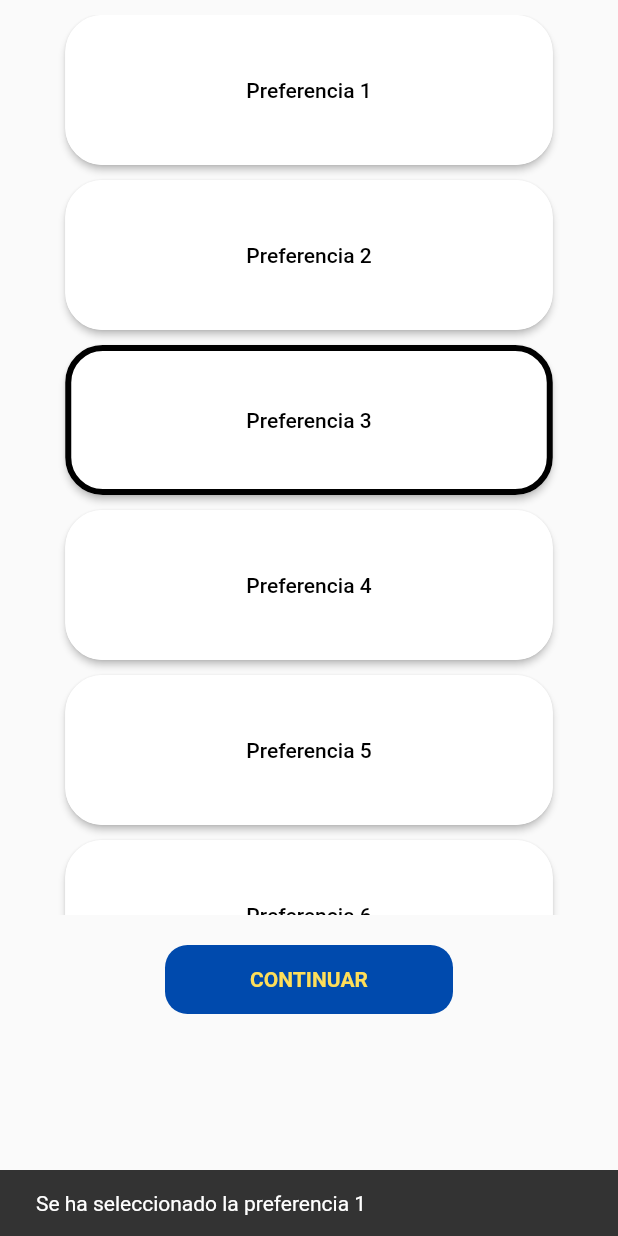
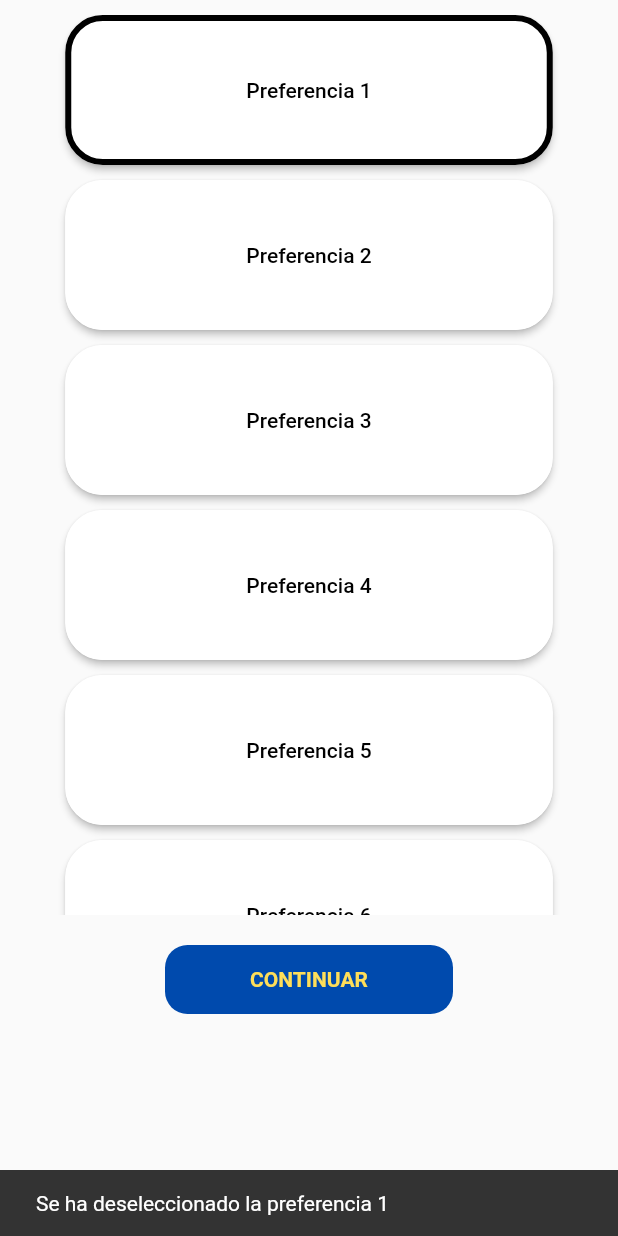
Before and after one commit to ISPP-G8/FindMyFun, a Flutter app: the PreferencesColumn widget shown alone on an empty page, opened directly, after a tap on an icon or button, on a phone screen of 412 x 824 dp. Run offline on Flutter 3.47's test engine with Material 2 defaults, Android fonts, the phone set to English and light mode, and no system bars; our stand-ins replace firebase_auth, firebase_core; accounts and stored records are empty; network calls fail.

Commit message:
feat: Continuar con preferencias

```diff
--- a/lib/models/event.dart
+++ b/lib/models/event.dart
@@ -18,7 +18,7 @@ class Event {
     required this.image,
     required this.name,
     required this.startDate,
-    required this.tags,
+    //required this.tags,
   });
 
   String id;
@@ -30,7 +30,7 @@ class Event {
   String image;
   String name;
   DateTime startDate;
-  List<Preferences> tags;
+  //List<Preferences> tags;
 
   factory Event.fromRawJson(String str) => Event.fromJson(json.decode(str));
 
@@ -46,12 +46,12 @@ class Event {
         image: json["image"],
         name: json["name"],
         startDate: DateTime.parse(json["startDate"]),
-        tags: List<Preferences>.from(json["tags"].map((x) {
+        /*tags: List<Preferences>.from(json["tags"].map((x) {
           List<String> preferences =
               Preferences.values.map((e) => e.toString()).toList();
           int index = preferences.indexOf('Preferences.$x');
           return Preferences.values.elementAt(index);
-        })),
+        })),*/
       );
 
   Map<String, dynamic> toJson() => {
@@ -64,6 +64,6 @@ class Event {
         "image": image,
         "name": name,
         "startDate": startDate.toIso8601String(),
-        "tags": List<Preferences>.from(tags.map((x) => x)),
+        //"tags": List<Preferences>.from(tags.map((x) => x)),
       };
 }
--- a/lib/services/services.dart
+++ b/lib/services/services.dart
@@ -3,3 +3,4 @@ export 'package:findmyfun/services/auth_service.dart';
 export 'package:findmyfun/services/events_service.dart';
 export 'package:findmyfun/services/page_view_service.dart';
 export 'package:findmyfun/services/users_service.dart';
+export 'package:findmyfun/services/preferences_service.dart';
--- a/lib/views/home/preferences/preferences_view.dart
+++ b/lib/views/home/preferences/preferences_view.dart
@@ -1,4 +1,5 @@
 import 'package:findmyfun/services/page_view_service.dart';
+import 'package:findmyfun/services/preferences_service.dart';
 import 'package:findmyfun/themes/themes.dart';
 import 'package:flutter/material.dart';
 import 'package:provider/provider.dart';
@@ -29,16 +30,14 @@ class PreferencesView extends StatelessWidget {
                 textAlign: TextAlign.center, style: Styles.appBar),
           ),
           backgroundColor: ProjectColors.primary,
-          body: Column(
-            children:  const [
+          body: Column(children: const [
             SizedBox(
               height: 20,
             ),
             PreferencesContainer(
               child: PreferencesColumn(),
             )
-            ]
-          )),
+          ])),
     );
   }
 }
@@ -51,11 +50,11 @@ class PreferencesColumn extends StatefulWidget {
 }
 
 class _PreferencesColumnState extends State<PreferencesColumn> {
-
-  List prefSelec = [0, 2, 7, 8, 13]; //Lista de ejemplo de las preferencias seleccionadas
-
   @override
   Widget build(BuildContext context) {
+    final preferencesService = Provider.of<PreferencesService>(context);
+    final preferences = preferencesService.preferences;
+    final preferencesByUserId = preferencesService.preferencesByUserId;
     return Column(
       children: [
         const SizedBox(
@@ -70,41 +69,51 @@ class _PreferencesColumnState extends State<PreferencesColumn> {
                   (BuildContext context, int index) {
                     return Container(
                       alignment: Alignment.center,
-                      child:
-                        Padding(
+                      child: Padding(
                         padding: const EdgeInsets.only(bottom: 10.0),
-                          child:
-                            SizedBox(
+                        child: SizedBox(
                           height: 100,
                           width: 325,
-                              child:
-                            	  ElevatedButton(
+                          child: ElevatedButton(
                               style: ButtonStyle(
-                                    shape: MaterialStateProperty.all<RoundedRectangleBorder>(RoundedRectangleBorder(
-                                      borderRadius: BorderRadius.circular(25.0),
+                                  shape: MaterialStateProperty.all<
+                                          RoundedRectangleBorder>(
+                                      RoundedRectangleBorder(
+                                          borderRadius:
+                                              BorderRadius.circular(25.0),
                                           side: BorderSide(
-                                        color: prefSelec.contains(index) ? Colors.black : Colors.white, //Si la preferencia se encuentra en la lista se señala con un borde negro
+                                            color: preferencesByUserId
+                                                    .contains(index)
+                                                ? Colors.black
+                                                : Colors
+                                                    .white, //Si la preferencia se encuentra en la lista se señala con un borde negro
                                             width: 4,
-                                      )
-                                    )),
-                                    backgroundColor: MaterialStateProperty.all(Colors.white)
-                                  ),
+                                          ))),
+                                  backgroundColor:
+                                      MaterialStateProperty.all(Colors.white)),
                               onPressed: () {
                                 setState(() {
-                                      if(prefSelec.contains(index)){ //Si una preferencia seleccionada se presiona, es eliminada de la lista
-                                        prefSelec.remove(index);
+                                  if (preferencesByUserId.contains(index)) {
+                                    //Si una preferencia seleccionada se presiona, es eliminada de la lista
+                                    preferencesByUserId.remove(index);
                                     ScaffoldMessenger.of(context).showSnackBar(
-                                          SnackBar(content: Text('Se ha seleccionado la preferencia ${index+1}'))
-                                         );
-                                      } else { //Si una preferencia sin seleccionar se presiona, es añadida a la lista
-                                        prefSelec.add(index);
+                                        SnackBar(
+                                            content: Text(
+                                                'Se ha seleccionado la preferencia ${index + 1}')));
+                                  } else {
+                                    //Si una preferencia sin seleccionar se presiona, es añadida a la lista
+                                    preferencesByUserId.add(index);
                                     ScaffoldMessenger.of(context).showSnackBar(
-                                          SnackBar(content: Text('Se ha deseleccionado la preferencia ${index+1}'))
-                                        );
+                                        SnackBar(
+                                            content: Text(
+                                                'Se ha deseleccionado la preferencia ${index + 1}')));
                                   }
                                 });
                               },
-                                  child: Text('Preferencia ${index+1}', style: const TextStyle(color: Colors.black)) //Nombre de la preferencia
+                              child: Text('Preferencia ${index + 1}',
+                                  style: const TextStyle(
+                                      color: Colors
+                                          .black)) //Nombre de la preferencia
                               ),
                         ),
                       ),
@@ -119,7 +128,9 @@ class _PreferencesColumnState extends State<PreferencesColumn> {
         const SizedBox(
           height: 10,
         ),
-        const SubmitButton(text: 'CONTINUAR') //Botón para volver al perfil y confirmar los cambios
+        const SubmitButton(
+            text:
+                'CONTINUAR') //Botón para volver al perfil y confirmar los cambios
       ],
     );
   }
```
Also changed, not shown: lib/services/preferences_service.dart (added, +67 -0 lines), lib/views/access/login_view.dart (+5 -9 lines). Lines whose indentation alone changed are shown as unchanged.
